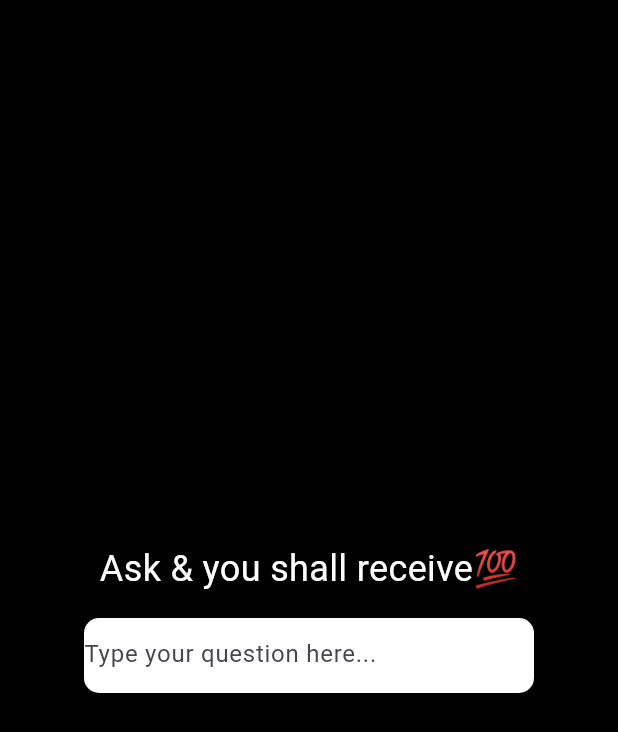
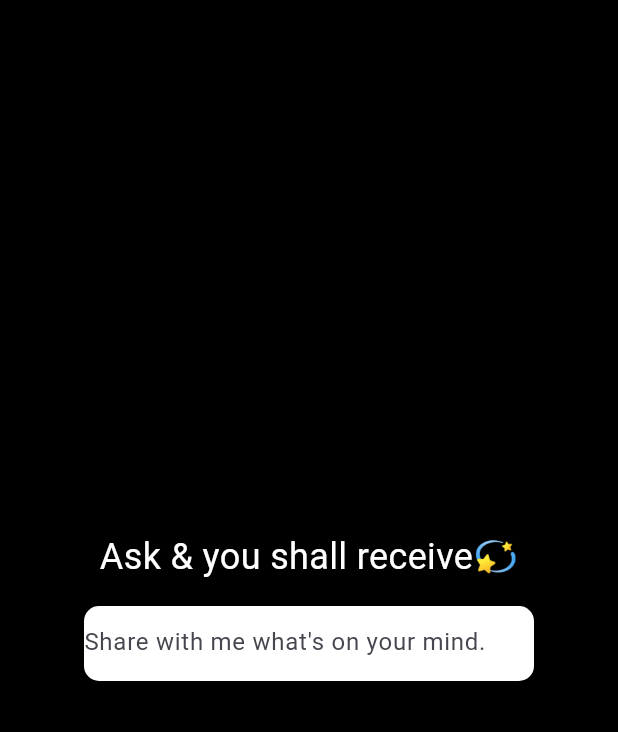
Before and after one commit to G-Titan/Eclipse, a Flutter app: the Heart screen opened directly, on a phone screen of 412 x 824 dp. Shown: the top 732 px of the screen. Run offline on Flutter 3.47's test engine with Material 3 defaults, Android fonts, the light colour scheme and no system bars; our stand-ins replace cloud_firestore, firebase_auth, firebase_core, google_fonts; accounts and stored records are empty.

Commit message:
Impressing fools with 1+1

```diff
--- a/eclipse_bw/lib/conf/Features/AiLogic/TTS.dart
+++ b/eclipse_bw/lib/conf/Features/AiLogic/TTS.dart
@@ -1,7 +1,56 @@
+// ignore_for_file: unused_import
+
+import 'dart:async';
 import 'package:flutter/material.dart';
+import 'package:flutter/services.dart';
+import 'dart:math';
 
-class Heart extends StatelessWidget {
+class Heart extends StatefulWidget {
   const Heart({super.key});
+
+  @override
+  State<Heart> createState() => _HeartState();
+}
+
+class _HeartState extends State<Heart> {
+  final TextEditingController _textEditingController = TextEditingController();
+  Timer? _timer;
+  String response = '';
+
+  @override
+  void initState() {
+    super.initState();
+
+    // Listen for changes to the text field.
+    _textEditingController.addListener(() {
+      // Reset the timer when the user starts typing again.
+      if (_timer != null) {
+        _timer!.cancel();
+      }
+
+      // Start a new timer when the user stops typing.
+      _timer = Timer(const Duration(seconds: 4), () {
+        // Get the user input from the TextEditingController.
+        String userInput = _textEditingController.text;
+
+        // Log the user input into the console.
+        print('User input: $userInput');
+
+        // Check if the input field is not empty.
+        if (userInput.isNotEmpty) {
+          // Generate a random response.
+          String response = generateResponse();
+
+          // Display the response to the user via text.
+          setState(() {
+            this.response = response;
+            _textEditingController
+                .clear(); // Clear the text field after a response is given.
+          });
+        }
+      });
+    });
+  }
 
   @override
   Widget build(BuildContext context) {
@@ -12,7 +61,7 @@ class Heart extends StatelessWidget {
           mainAxisAlignment: MainAxisAlignment.center,
           children: [
             const Text(
-              'Ask & you shall receive💯',
+              'Ask & you shall receive💫',
               style: TextStyle(
                 color: Colors.white,
                 fontSize: 24,
@@ -26,16 +75,43 @@ class Heart extends StatelessWidget {
                 color: Colors.white,
                 borderRadius: BorderRadius.circular(10),
               ),
-              child: const TextField(
-                decoration: InputDecoration(
+              child: TextField(
+                controller: _textEditingController,
+                decoration: const InputDecoration(
                   border: InputBorder.none,
-                  hintText: 'Type your question here...',
+                  hintText: 'Share with me what\'s on your mind.',
                 ),
               ),
             ),
+            const SizedBox(height: 16),
+            if (response.isNotEmpty)
+              Text(
+                response,
+                style: const TextStyle(
+                  color: Colors.white,
+                  fontSize: 16,
+                ),
+              ),
           ],
         ),
       ),
     );
   }
+
+  String generateResponse() {
+    // List of possible responses.
+    List<String> responses = [
+      'Interesting question!',
+      'I see what you mean.',
+      'Let me think about that for a moment.',
+      'That\'s a tough one!',
+      'I appreciate your input!',
+    ];
+
+    // Get a random index to select a response.
+    int index = Random().nextInt(responses.length);
+
+    // Return the selected response.
+    return responses[index];
+  }
 }
```
